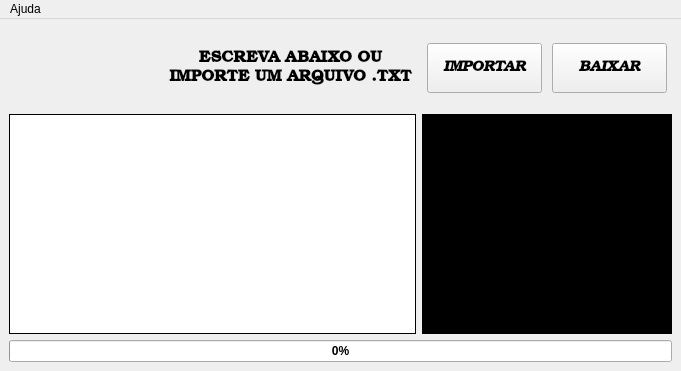
The window that ui/app.ui (Paulo1402/YouTube-Downloader) describes before a commit, drawn with Qt 5.
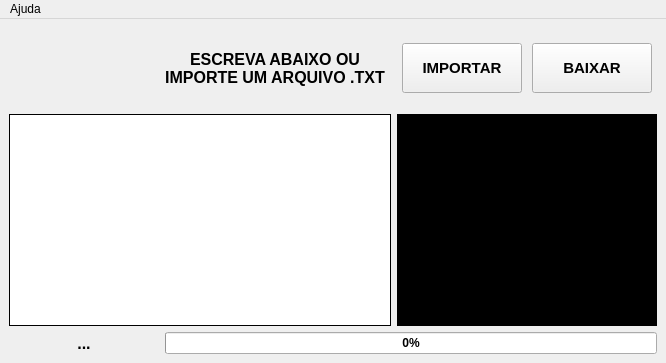
The same window after the commit.

Diff of the .ui file:
```diff
--- a/ui/app.ui
+++ b/ui/app.ui
@@ -12,8 +12,8 @@
    <rect>
     <x>0</x>
     <y>0</y>
-    <width>681</width>
-    <height>371</height>
+    <width>660</width>
+    <height>363</height>
    </rect>
   </property>
   <property name="sizePolicy">
@@ -60,44 +60,16 @@
   </property>
   <widget class="QWidget" name="centralwidget">
    <layout class="QGridLayout" name="gridLayout">
-    <item row="1" column="0">
-     <widget class="QLabel" name="lb_logo">
+    <item row="8" column="1" colspan="5">
+     <widget class="QProgressBar" name="progress_bar">
+      <property name="enabled">
+       <bool>true</bool>
+      </property>
       <property name="sizePolicy">
-       <sizepolicy hsizetype="Expanding" vsizetype="Expanding">
+       <sizepolicy hsizetype="Expanding" vsizetype="Fixed">
         <horstretch>0</horstretch>
         <verstretch>0</verstretch>
        </sizepolicy>
-      </property>
-      <property name="minimumSize">
-       <size>
-        <width>150</width>
-        <height>80</height>
-       </size>
-      </property>
-      <property name="maximumSize">
-       <size>
-        <width>150</width>
-        <height>80</height>
-       </size>
-      </property>
-      <property name="baseSize">
-       <size>
-        <width>150</width>
-        <height>100</height>
-       </size>
-      </property>
-      <property name="text">
-       <string/>
-      </property>
-      <property name="alignment">
-       <set>Qt::AlignLeading|Qt::AlignLeft|Qt::AlignVCenter</set>
-      </property>
-     </widget>
-    </item>
-    <item row="8" column="0" colspan="5">
-     <widget class="QProgressBar" name="progressBar">
-      <property name="enabled">
-       <bool>true</bool>
       </property>
       <property name="font">
        <font>
@@ -145,7 +117,30 @@
       </property>
      </widget>
     </item>
-    <item row="1" column="3" colspan="2">
+    <item row="8" column="0">
+     <widget class="QLabel" name="lb_action">
+      <property name="sizePolicy">
+       <sizepolicy hsizetype="Expanding" vsizetype="Preferred">
+        <horstretch>0</horstretch>
+        <verstretch>0</verstretch>
+       </sizepolicy>
+      </property>
+      <property name="font">
+       <font>
+        <family>Segoe UI</family>
+        <pointsize>12</pointsize>
+        <bold>true</bold>
+       </font>
+      </property>
+      <property name="text">
+       <string>...</string>
+      </property>
+      <property name="alignment">
+       <set>Qt::AlignCenter</set>
+      </property>
+     </widget>
+    </item>
+    <item row="1" column="3" colspan="3">
      <layout class="QHBoxLayout" name="horizontalLayout" stretch="0,0">
       <property name="spacing">
        <number>10</number>
@@ -168,7 +163,7 @@
       <item>
        <widget class="QPushButton" name="btImportTxt">
         <property name="sizePolicy">
-         <sizepolicy hsizetype="Preferred" vsizetype="Preferred">
+         <sizepolicy hsizetype="Expanding" vsizetype="Minimum">
           <horstretch>0</horstretch>
           <verstretch>0</verstretch>
          </sizepolicy>
@@ -187,9 +182,9 @@
         </property>
         <property name="font">
          <font>
-          <family>Bookman Old Style</family>
+          <family>Segoe UI</family>
           <pointsize>11</pointsize>
-          <italic>true</italic>
+          <italic>false</italic>
           <bold>true</bold>
          </font>
         </property>
@@ -213,7 +208,7 @@
          <bool>true</bool>
         </property>
         <property name="sizePolicy">
-         <sizepolicy hsizetype="Preferred" vsizetype="Minimum">
+         <sizepolicy hsizetype="Expanding" vsizetype="Minimum">
           <horstretch>0</horstretch>
           <verstretch>0</verstretch>
          </sizepolicy>
@@ -232,9 +227,9 @@
         </property>
         <property name="font">
          <font>
-          <family>Bookman Old Style</family>
+          <family>Segoe UI</family>
           <pointsize>11</pointsize>
-          <italic>true</italic>
+          <italic>false</italic>
           <bold>true</bold>
          </font>
         </property>
@@ -281,17 +276,60 @@
       </item>
      </layout>
     </item>
-    <item row="4" column="3" rowspan="2" colspan="2">
-     <widget class="QTextEdit" name="txtTerminal">
+    <item row="1" column="0">
+     <widget class="QLabel" name="lb_logo">
+      <property name="sizePolicy">
+       <sizepolicy hsizetype="Fixed" vsizetype="Fixed">
+        <horstretch>0</horstretch>
+        <verstretch>0</verstretch>
+       </sizepolicy>
+      </property>
+      <property name="minimumSize">
+       <size>
+        <width>150</width>
+        <height>80</height>
+       </size>
+      </property>
+      <property name="maximumSize">
+       <size>
+        <width>150</width>
+        <height>80</height>
+       </size>
+      </property>
+      <property name="baseSize">
+       <size>
+        <width>150</width>
+        <height>100</height>
+       </size>
+      </property>
+      <property name="frameShape">
+       <enum>QFrame::NoFrame</enum>
+      </property>
+      <property name="text">
+       <string/>
+      </property>
+      <property name="alignment">
+       <set>Qt::AlignLeading|Qt::AlignLeft|Qt::AlignVCenter</set>
+      </property>
+     </widget>
+    </item>
+    <item row="3" column="3" rowspan="2" colspan="3">
+     <widget class="QTextEdit" name="txt_terminal">
       <property name="enabled">
        <bool>true</bool>
       </property>
       <property name="sizePolicy">
-       <sizepolicy hsizetype="Minimum" vsizetype="Preferred">
+       <sizepolicy hsizetype="Preferred" vsizetype="Preferred">
         <horstretch>0</horstretch>
         <verstretch>0</verstretch>
        </sizepolicy>
       </property>
+      <property name="minimumSize">
+       <size>
+        <width>260</width>
+        <height>0</height>
+       </size>
+      </property>
       <property name="font">
        <font>
         <pointsize>10</pointsize>
@@ -357,7 +395,7 @@
       </property>
      </widget>
     </item>
-    <item row="1" column="1" colspan="2">
+    <item row="1" column="1">
      <widget class="QLabel" name="label">
       <property name="sizePolicy">
        <sizepolicy hsizetype="Preferred" vsizetype="Preferred">
@@ -367,7 +405,7 @@
       </property>
       <property name="font">
        <font>
-        <family>Bookman Old Style</family>
+        <family>Segoe UI</family>
         <pointsize>12</pointsize>
         <italic>false</italic>
         <bold>true</bold>
@@ -382,35 +420,11 @@
       </property>
      </widget>
     </item>
-    <item row="4" column="0" rowspan="2" colspan="3">
-     <widget class="QTextEdit" name="txtSongs">
-      <property name="sizePolicy">
-       <sizepolicy hsizetype="Minimum" vsizetype="Preferred">
-        <horstretch>0</horstretch>
-        <verstretch>0</verstretch>
-       </sizepolicy>
-      </property>
-      <property name="font">
-       <font>
-        <pointsize>12</pointsize>
-       </font>
-      </property>
+    <item row="3" column="0" rowspan="2" colspan="3">
+     <widget class="QPlainTextEdit" name="txt_songs">
       <property name="styleSheet">
-       <string notr="true">border: 1px solid black</string>
-      </property>
-      <property name="lineWrapMode">
-       <enum>QTextEdit::WidgetWidth</enum>
-      </property>
-      <property name="html">
-       <string>&lt;!DOCTYPE HTML PUBLIC &quot;-//W3C//DTD HTML 4.0//EN&quot; &quot;http://www.w3.org/TR/REC-html40/strict.dtd&quot;&gt;
-&lt;html&gt;&lt;head&gt;&lt;meta name=&quot;qrichtext&quot; content=&quot;1&quot; /&gt;&lt;meta charset=&quot;utf-8&quot; /&gt;&lt;style type=&quot;text/css&quot;&gt;
-p, li { white-space: pre-wrap; }
-hr { height: 1px; border-width: 0; }
-&lt;/style&gt;&lt;/head&gt;&lt;body style=&quot; font-family:'Segoe UI'; font-size:12pt; font-weight:400; font-style:normal;&quot;&gt;
-&lt;p style=&quot;-qt-paragraph-type:empty; margin-top:0px; margin-bottom:0px; margin-left:0px; margin-right:0px; -qt-block-indent:0; text-indent:0px; font-size:9pt;&quot;&gt;&lt;br /&gt;&lt;/p&gt;&lt;/body&gt;&lt;/html&gt;</string>
-      </property>
-      <property name="placeholderText">
-       <string/>
+       <string notr="true">border: 1px solid black; 
+font: 12pt &quot;Segoe UI&quot;;</string>
       </property>
      </widget>
     </item>
@@ -421,7 +435,7 @@
     <rect>
      <x>0</x>
      <y>0</y>
-     <width>681</width>
+     <width>660</width>
      <height>22</height>
     </rect>
    </property>
```
Left out of the diff: 7 changed lines with no effect on the pictures.
